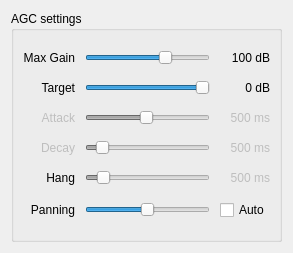
vladisslav2011/gqrx, file src/qtgui/agc_options.ui: the form before one commit.
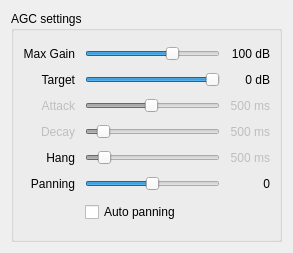
The form after the commit. Icons and pictures are not drawn.

```diff
--- a/src/qtgui/agc_options.ui
+++ b/src/qtgui/agc_options.ui
@@ -33,6 +33,19 @@
       <property name="verticalSpacing">
        <number>5</number>
       </property>
+      <item row="6" column="2">
+       <widget class="QLabel" name="panningLabel">
+        <property name="enabled">
+         <bool>true</bool>
+        </property>
+        <property name="text">
+         <string>0</string>
+        </property>
+        <property name="alignment">
+         <set>Qt::AlignRight|Qt::AlignTrailing|Qt::AlignVCenter</set>
+        </property>
+       </widget>
+      </item>
       <item row="2" column="0">
        <widget class="QLabel" name="targetLevelTitle">
         <property name="text">
@@ -350,13 +363,13 @@
         </property>
        </widget>
       </item>
-      <item row="6" column="2">
+      <item row="7" column="1">
        <widget class="QCheckBox" name="panningAutoCheckBox">
         <property name="toolTip">
          <string>Enable auto stereo panning mode depending on offset frequency.</string>
         </property>
         <property name="text">
-         <string>Auto</string>
+         <string>Auto panning</string>
         </property>
        </widget>
       </item>
```
